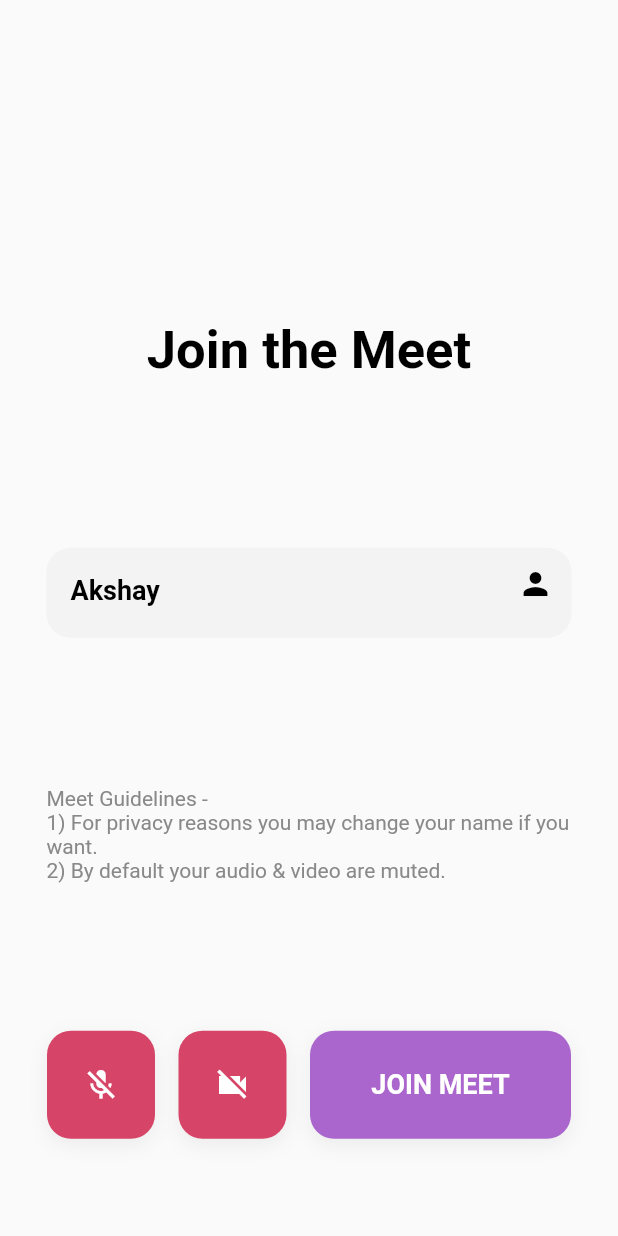
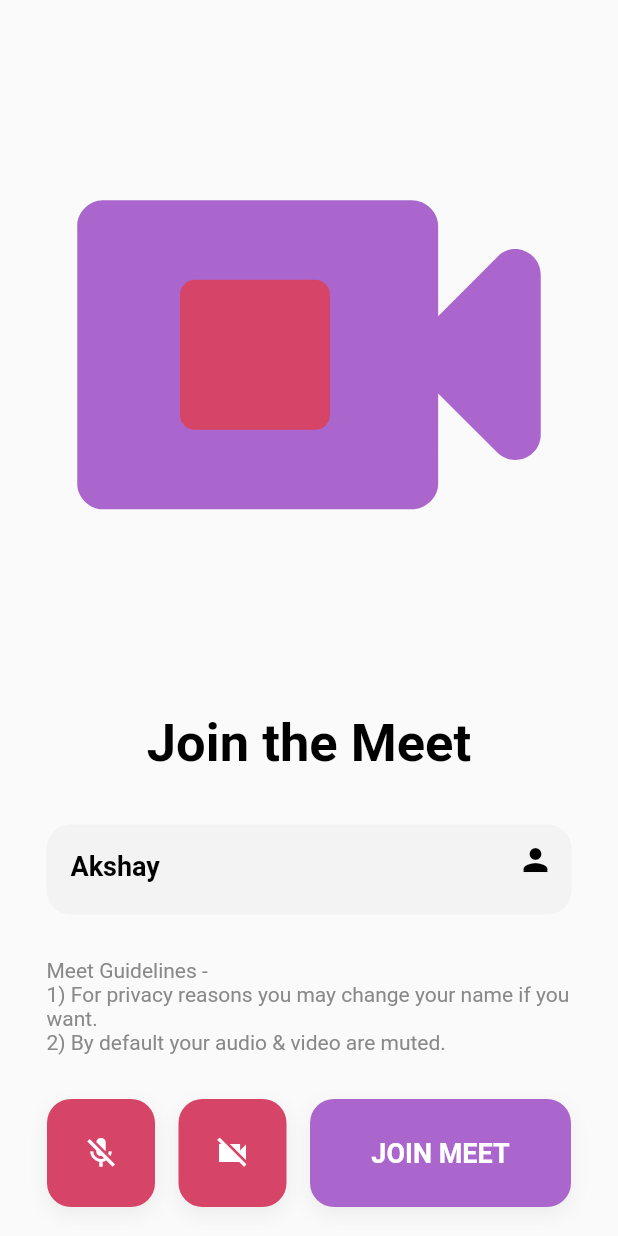
Before and after one commit to Mr-Ashitey/ArchMeet-Demo, a Flutter app: the screen it shows after launch, on a phone screen of 412 x 824 dp. Run offline on Flutter 3.47's test engine with Material 2 defaults, Android fonts, the phone set to English and light mode, and no system bars; missing offline and left inert: jitsi_meet.

Commit message:
add minor fixes/changes to UI

```diff
--- a/lib/video.dart
+++ b/lib/video.dart
@@ -23,7 +23,7 @@ class VideoCallState extends State<VideoCall> {
   late TextEditingController emailText;
 
   // Self-explainable bools
-  var isAudioOnly = false;
+  var isAudioOnly = true;
   var isAudioMuted = true;
   var isVideoMuted = true;
 
@@ -85,14 +85,31 @@ class VideoCallState extends State<VideoCall> {
               //   margin: EdgeInsets.fromLTRB(32, 0, 32, 0),
               // ),
               const Spacer(flex: 1),
-              // SvgPicture.string(
-              //   SVGAssets.meetImage,
-              //   width: MediaQuery.of(context).size.width,
-              //   fit: BoxFit.fitWidth,
-              // ),
+              Stack(
+                alignment: Alignment.center,
+                children: [
+                  Icon(
+                    Icons.videocam_rounded,
+                    size: MediaQuery.of(context).size.width,
+                    color: const Color(0xffAA66CC),
+                    // fit: BoxFit.fitWidth,
+                  ),
+                  Positioned(
+                    left: 120,
+                    child: Container(
+                      height: 100,
+                      width: 100,
+                      decoration: const BoxDecoration(
+                          color: Color(0xffD64467),
+                          borderRadius: BorderRadius.all(Radius.circular(10))),
+                    ),
+                  )
+                ],
+              ),
               const Spacer(flex: 65),
               Container(
-                child: Text(
+                margin: const EdgeInsets.fromLTRB(32, 0, 32, 0),
+                child: const Text(
                   "Join the Meet",
                   style: TextStyle(
                     fontWeight: FontWeight.w700,
@@ -101,14 +118,13 @@ class VideoCallState extends State<VideoCall> {
                   ),
                   textAlign: TextAlign.center,
                 ),
-                margin: EdgeInsets.fromLTRB(32, 0, 32, 0),
               ),
               const Spacer(flex: 65),
               Container(
                 width: 350,
                 height: 60,
                 decoration: BoxDecoration(
-                  color: Color(0xfff3f3f3),
+                  color: const Color(0xfff3f3f3),
                   borderRadius: BorderRadius.circular(16),
                 ),
                 child: TextField(
@@ -118,12 +134,12 @@ class VideoCallState extends State<VideoCall> {
                   textCapitalization: TextCapitalization.words,
                   textAlignVertical: TextAlignVertical.center,
                   textAlign: TextAlign.left,
-                  style: TextStyle(
+                  style: const TextStyle(
                     fontWeight: FontWeight.w600,
                     fontSize: 18,
                     color: Colors.black,
                   ),
-                  decoration: InputDecoration(
+                  decoration: const InputDecoration(
                       border: InputBorder.none,
                       contentPadding: EdgeInsets.fromLTRB(16, 8, 0, 0),
                       errorBorder: InputBorder.none,
@@ -135,7 +151,7 @@ class VideoCallState extends State<VideoCall> {
                 ),
               ),
               const Spacer(flex: 58),
-              Container(
+              const SizedBox(
                 width: 350,
                 child: Text(
                   "Meet Guidelines -\n1) For privacy reasons you may change your name if you want.\n2) By default your audio & video are muted.",
@@ -154,17 +170,17 @@ class VideoCallState extends State<VideoCall> {
                       _onAudioMutedChanged(!isAudioMuted);
                     },
                     child: AnimatedContainer(
-                      duration: Duration(milliseconds: 300),
+                      duration: const Duration(milliseconds: 300),
                       decoration: BoxDecoration(
                           color: isAudioMuted
-                              ? Color(0xffD64467)
-                              : Color(0xffffffff),
+                              ? const Color(0xffD64467)
+                              : const Color(0xffffffff),
                           borderRadius: BorderRadius.circular(16),
                           boxShadow: [
                             BoxShadow(
                                 blurRadius: 10,
                                 color: Colors.black.withOpacity(0.06),
-                                offset: Offset(0, 4)),
+                                offset: const Offset(0, 4)),
                           ]),
                       width: 72,
                       height: 72,
@@ -182,17 +198,17 @@ class VideoCallState extends State<VideoCall> {
                       _onVideoMutedChanged(!isVideoMuted);
                     },
                     child: AnimatedContainer(
-                      duration: Duration(milliseconds: 300),
+                      duration: const Duration(milliseconds: 300),
                       decoration: BoxDecoration(
                           color: isVideoMuted
-                              ? Color(0xffD64467)
-                              : Color(0xffffffff),
+                              ? const Color(0xffD64467)
+                              : const Color(0xffffffff),
                           borderRadius: BorderRadius.circular(16),
                           boxShadow: [
                             BoxShadow(
                                 blurRadius: 10,
                                 color: Colors.black.withOpacity(0.06),
-                                offset: Offset(0, 4)),
+                                offset: const Offset(0, 4)),
                           ]),
                       width: 72,
                       height: 72,
@@ -210,19 +226,19 @@ class VideoCallState extends State<VideoCall> {
                       _joinMeeting(); // Join meet on tap
                     },
                     child: AnimatedContainer(
-                        duration: Duration(milliseconds: 300),
+                        duration: const Duration(milliseconds: 300),
                         decoration: BoxDecoration(
-                            color: Color(0xffAA66CC),
+                            color: const Color(0xffAA66CC),
                             borderRadius: BorderRadius.circular(16),
                             boxShadow: [
                               BoxShadow(
                                   blurRadius: 10,
                                   color: Colors.black.withOpacity(0.06),
-                                  offset: Offset(0, 4)),
+                                  offset: const Offset(0, 4)),
                             ]),
                         width: 174,
                         height: 72,
-                        child: Center(
+                        child: const Center(
                           child: Text(
                             "JOIN MEET",
                             style: TextStyle(
```
